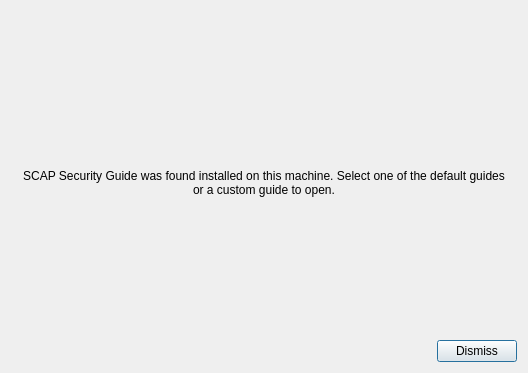
OpenSCAP/scap-workbench, file ui/SSGIntegrationDialog.ui: the form before one commit.
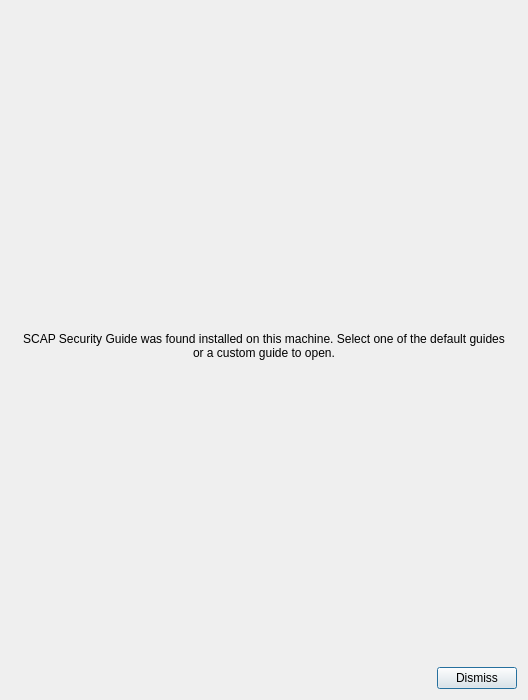
The form after the commit.

Commit message: SSGIntegrationDialog add scrollbar

What changed in the file:
```diff
--- a/ui/SSGIntegrationDialog.ui
+++ b/ui/SSGIntegrationDialog.ui
@@ -7,17 +7,26 @@
     <x>0</x>
     <y>0</y>
     <width>528</width>
-    <height>373</height>
+    <height>700</height>
    </rect>
   </property>
+  <property name="sizePolicy">
+   <sizepolicy hsizetype="Preferred" vsizetype="Preferred">
+    <horstretch>0</horstretch>
+    <verstretch>0</verstretch>
+   </sizepolicy>
+  </property>
+  <property name="minimumSize">
+   <size>
+    <width>0</width>
+    <height>0</height>
+   </size>
+  </property>
   <property name="windowTitle">
    <string>Open SCAP Security Guide</string>
   </property>
   <layout class="QVBoxLayout" name="verticalLayout">
    <item>
-    <widget class="QWidget" name="variants" native="true">
-     <layout class="QVBoxLayout" name="verticalLayout_2">
-      <item>
        <widget class="QLabel" name="ssgLogo">
         <property name="sizePolicy">
          <sizepolicy hsizetype="Preferred" vsizetype="Maximum">
@@ -37,6 +46,33 @@
        </widget>
       </item>
       <item>
+    <widget class="QScrollArea" name="variants">
+     <property name="minimumSize">
+      <size>
+       <width>0</width>
+       <height>150</height>
+      </size>
+     </property>
+     <property name="frameShape">
+      <enum>QFrame::NoFrame</enum>
+     </property>
+     <property name="lineWidth">
+      <number>0</number>
+     </property>
+     <property name="widgetResizable">
+      <bool>true</bool>
+     </property>
+     <widget class="QWidget" name="content">
+      <property name="geometry">
+       <rect>
+        <x>0</x>
+        <y>0</y>
+        <width>514</width>
+        <height>637</height>
+       </rect>
+      </property>
+      <layout class="QVBoxLayout" name="variantsLayout">
+       <item>
        <widget class="QLabel" name="label">
         <property name="text">
          <string>SCAP Security Guide was found installed on this machine. Select one of the default guides or a custom guide to open.</string>
@@ -54,6 +90,7 @@
       </item>
      </layout>
     </widget>
+    </widget>
    </item>
    <item>
     <widget class="QWidget" name="widget" native="true">
```
Left out of the diff: 11 changed lines with no effect on the pictures. Lines whose indentation alone changed are shown as unchanged. The commit also changes 1 other file.
